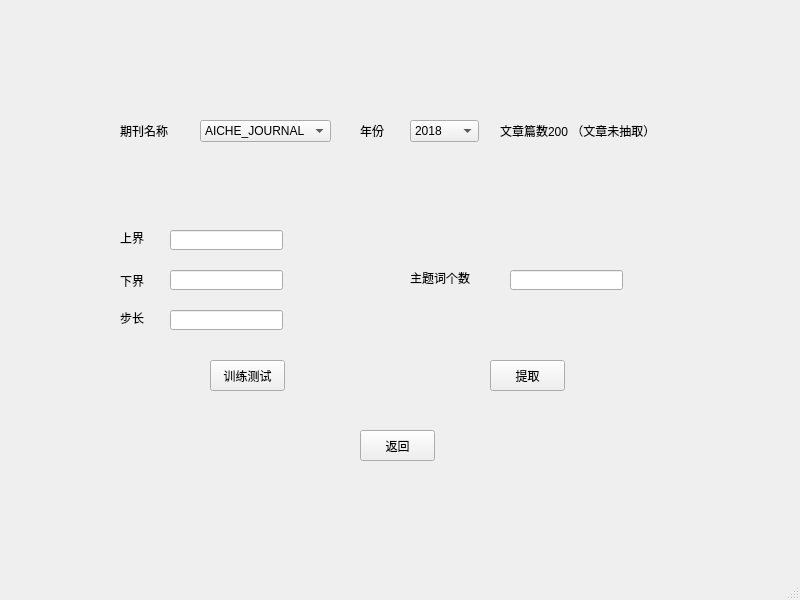
ZUCCBBQ/Ocean, file view/ui_select_lda.ui: the form before one commit.
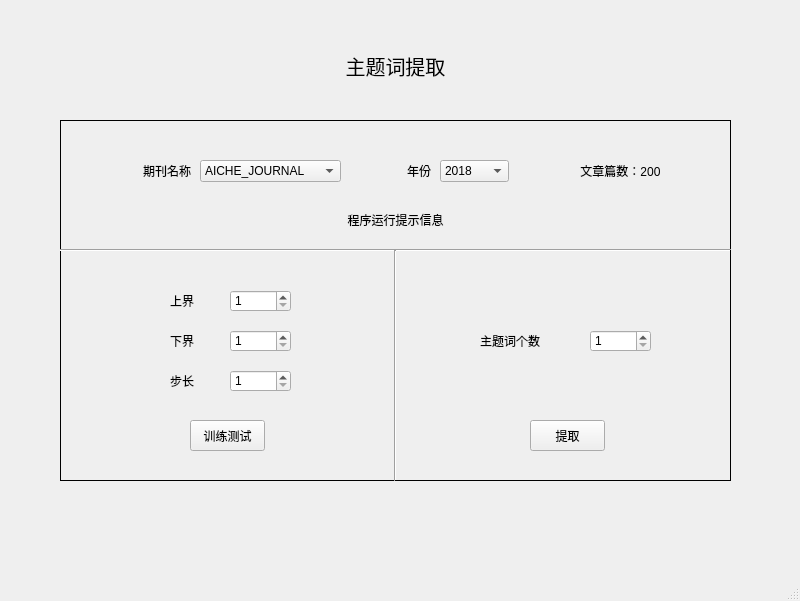
The form after the commit.

```diff
--- a/view/ui_select_lda.ui
+++ b/view/ui_select_lda.ui
@@ -7,7 +7,7 @@
     <x>0</x>
     <y>0</y>
     <width>800</width>
-    <height>600</height>
+    <height>601</height>
    </rect>
   </property>
   <property name="windowTitle">
@@ -18,7 +18,7 @@
     <property name="geometry">
      <rect>
       <x>120</x>
-      <y>120</y>
+      <y>160</y>
       <width>71</width>
       <height>21</height>
      </rect>
@@ -29,13 +29,16 @@
     <property name="text">
      <string>期刊名称</string>
     </property>
+    <property name="alignment">
+     <set>Qt::AlignRight|Qt::AlignTrailing|Qt::AlignVCenter</set>
+    </property>
    </widget>
    <widget class="QComboBox" name="comboBox">
     <property name="geometry">
      <rect>
       <x>200</x>
-      <y>120</y>
-      <width>131</width>
+      <y>160</y>
+      <width>141</width>
       <height>22</height>
      </rect>
     </property>
@@ -51,24 +54,30 @@
    <widget class="QLabel" name="label_2">
     <property name="geometry">
      <rect>
-      <x>360</x>
-      <y>120</y>
-      <width>54</width>
+      <x>390</x>
+      <y>160</y>
+      <width>41</width>
       <height>21</height>
      </rect>
     </property>
+    <property name="layoutDirection">
+     <enum>Qt::LeftToRight</enum>
+    </property>
     <property name="styleSheet">
      <string notr="true">font: 11pt &quot;黑体&quot;;</string>
     </property>
     <property name="text">
      <string>年份</string>
     </property>
+    <property name="alignment">
+     <set>Qt::AlignRight|Qt::AlignTrailing|Qt::AlignVCenter</set>
+    </property>
    </widget>
    <widget class="QComboBox" name="comboBox_2">
     <property name="geometry">
      <rect>
-      <x>410</x>
-      <y>120</y>
+      <x>440</x>
+      <y>160</y>
       <width>69</width>
       <height>22</height>
      </rect>
@@ -85,9 +94,9 @@
    <widget class="QLabel" name="label_3">
     <property name="geometry">
      <rect>
-      <x>500</x>
-      <y>120</y>
-      <width>211</width>
+      <x>550</x>
+      <y>160</y>
+      <width>141</width>
       <height>21</height>
      </rect>
     </property>
@@ -95,16 +104,19 @@
      <string notr="true">font: 11pt &quot;黑体&quot;;</string>
     </property>
     <property name="text">
-     <string>文章篇数200 （文章未抽取）</string>
+     <string>文章篇数：200</string>
+    </property>
+    <property name="alignment">
+     <set>Qt::AlignCenter</set>
     </property>
    </widget>
    <widget class="QLabel" name="label_4">
     <property name="geometry">
      <rect>
-      <x>120</x>
-      <y>230</y>
-      <width>54</width>
-      <height>16</height>
+      <x>170</x>
+      <y>290</y>
+      <width>41</width>
+      <height>21</height>
      </rect>
     </property>
     <property name="styleSheet">
@@ -117,9 +129,9 @@
    <widget class="QLabel" name="label_5">
     <property name="geometry">
      <rect>
-      <x>120</x>
-      <y>270</y>
-      <width>54</width>
+      <x>170</x>
+      <y>330</y>
+      <width>41</width>
       <height>21</height>
      </rect>
     </property>
@@ -133,10 +145,10 @@
    <widget class="QLabel" name="label_6">
     <property name="geometry">
      <rect>
-      <x>120</x>
-      <y>310</y>
-      <width>54</width>
-      <height>16</height>
+      <x>170</x>
+      <y>370</y>
+      <width>41</width>
+      <height>21</height>
      </rect>
     </property>
     <property name="styleSheet">
@@ -146,44 +158,11 @@
      <string>步长</string>
     </property>
    </widget>
-   <widget class="QLineEdit" name="lineEdit">
+   <widget class="QPushButton" name="traintestButton">
     <property name="geometry">
      <rect>
-      <x>170</x>
-      <y>230</y>
-      <width>113</width>
-      <height>20</height>
-     </rect>
-    </property>
-    <property name="styleSheet">
-     <string notr="true">font: 11pt &quot;黑体&quot;;</string>
-    </property>
-   </widget>
-   <widget class="QLineEdit" name="lineEdit_2">
-    <property name="geometry">
-     <rect>
-      <x>170</x>
-      <y>270</y>
-      <width>113</width>
-      <height>20</height>
-     </rect>
-    </property>
-   </widget>
-   <widget class="QLineEdit" name="lineEdit_3">
-    <property name="geometry">
-     <rect>
-      <x>170</x>
-      <y>310</y>
-      <width>113</width>
-      <height>20</height>
-     </rect>
-    </property>
-   </widget>
-   <widget class="QPushButton" name="pushButton">
-    <property name="geometry">
-     <rect>
-      <x>210</x>
-      <y>360</y>
+      <x>190</x>
+      <y>420</y>
       <width>75</width>
       <height>31</height>
      </rect>
@@ -198,10 +177,10 @@
    <widget class="QLabel" name="label_7">
     <property name="geometry">
      <rect>
-      <x>410</x>
-      <y>270</y>
+      <x>480</x>
+      <y>330</y>
       <width>81</width>
-      <height>16</height>
+      <height>21</height>
      </rect>
     </property>
     <property name="styleSheet">
@@ -211,21 +190,11 @@
      <string>主题词个数</string>
     </property>
    </widget>
-   <widget class="QLineEdit" name="lineEdit_4">
+   <widget class="QPushButton" name="selectButton">
     <property name="geometry">
      <rect>
-      <x>510</x>
-      <y>270</y>
-      <width>113</width>
-      <height>20</height>
-     </rect>
-    </property>
-   </widget>
-   <widget class="QPushButton" name="pushButton_2">
-    <property name="geometry">
-     <rect>
-      <x>490</x>
-      <y>360</y>
+      <x>530</x>
+      <y>420</y>
       <width>75</width>
       <height>31</height>
      </rect>
@@ -237,33 +206,185 @@
      <string>提取</string>
     </property>
    </widget>
-   <widget class="QPushButton" name="pushButton_3">
+   <widget class="QLabel" name="uiLabel">
     <property name="geometry">
      <rect>
-      <x>360</x>
-      <y>430</y>
-      <width>75</width>
+      <x>310</x>
+      <y>50</y>
+      <width>171</width>
       <height>31</height>
      </rect>
     </property>
+    <property name="font">
+     <font>
+      <pointsize>15</pointsize>
+     </font>
+    </property>
+    <property name="text">
+     <string>主题词提取</string>
+    </property>
+    <property name="alignment">
+     <set>Qt::AlignCenter</set>
+    </property>
+   </widget>
+   <widget class="QLabel" name="borderLabel">
+    <property name="geometry">
+     <rect>
+      <x>60</x>
+      <y>120</y>
+      <width>671</width>
+      <height>361</height>
+     </rect>
+    </property>
+    <property name="frameShape">
+     <enum>QFrame::Box</enum>
+    </property>
+    <property name="text">
+     <string/>
+    </property>
+   </widget>
+   <widget class="Line" name="hline">
+    <property name="geometry">
+     <rect>
+      <x>60</x>
+      <y>240</y>
+      <width>671</width>
+      <height>21</height>
+     </rect>
+    </property>
+    <property name="font">
+     <font>
+      <pointsize>10</pointsize>
+      <weight>50</weight>
+      <bold>false</bold>
+     </font>
+    </property>
+    <property name="orientation">
+     <enum>Qt::Horizontal</enum>
+    </property>
+   </widget>
+   <widget class="Line" name="vline">
+    <property name="geometry">
+     <rect>
+      <x>385</x>
+      <y>250</y>
+      <width>21</width>
+      <height>231</height>
+     </rect>
+    </property>
+    <property name="orientation">
+     <enum>Qt::Vertical</enum>
+    </property>
+   </widget>
+   <widget class="QLabel" name="promptLabel">
+    <property name="geometry">
+     <rect>
+      <x>150</x>
+      <y>200</y>
+      <width>491</width>
+      <height>41</height>
+     </rect>
+    </property>
+    <property name="sizePolicy">
+     <sizepolicy hsizetype="Expanding" vsizetype="Expanding">
+      <horstretch>0</horstretch>
+      <verstretch>0</verstretch>
+     </sizepolicy>
+    </property>
     <property name="styleSheet">
      <string notr="true">font: 11pt &quot;黑体&quot;;</string>
     </property>
     <property name="text">
-     <string>返回</string>
+     <string>&lt;html&gt;&lt;head/&gt;&lt;body&gt;&lt;p&gt;程序运行提示信息&lt;/p&gt;&lt;/body&gt;&lt;/html&gt;</string>
     </property>
+    <property name="alignment">
+     <set>Qt::AlignCenter</set>
+    </property>
+    <property name="wordWrap">
+     <bool>true</bool>
+    </property>
    </widget>
-   <widget class="QWidget" name="horizontalLayoutWidget">
+   <widget class="QSpinBox" name="upperSpinBox">
     <property name="geometry">
      <rect>
-      <x>90</x>
-      <y>80</y>
-      <width>621</width>
-      <height>401</height>
+      <x>230</x>
+      <y>290</y>
+      <width>61</width>
+      <height>22</height>
      </rect>
     </property>
-    <layout class="QHBoxLayout" name="horizontalLayout"/>
+    <property name="minimum">
+     <number>1</number>
+    </property>
+    <property name="maximum">
+     <number>10000</number>
+    </property>
    </widget>
+   <widget class="QSpinBox" name="lowerSpinBox">
+    <property name="geometry">
+     <rect>
+      <x>230</x>
+      <y>330</y>
+      <width>61</width>
+      <height>22</height>
+     </rect>
+    </property>
+    <property name="minimum">
+     <number>1</number>
+    </property>
+    <property name="maximum">
+     <number>10000</number>
+    </property>
+   </widget>
+   <widget class="QSpinBox" name="stepSpinBox">
+    <property name="geometry">
+     <rect>
+      <x>230</x>
+      <y>370</y>
+      <width>61</width>
+      <height>22</height>
+     </rect>
+    </property>
+    <property name="minimum">
+     <number>1</number>
+    </property>
+    <property name="maximum">
+     <number>1000</number>
+    </property>
+   </widget>
+   <widget class="QSpinBox" name="numldaSpinBox">
+    <property name="geometry">
+     <rect>
+      <x>590</x>
+      <y>330</y>
+      <width>61</width>
+      <height>22</height>
+     </rect>
+    </property>
+    <property name="minimum">
+     <number>1</number>
+    </property>
+   </widget>
+   <zorder>borderLabel</zorder>
+   <zorder>journalLabel</zorder>
+   <zorder>journalComboBox</zorder>
+   <zorder>yearLabel</zorder>
+   <zorder>yearComboBox</zorder>
+   <zorder>numpaperLabel</zorder>
+   <zorder>upperLabel</zorder>
+   <zorder>lowerLabel</zorder>
+   <zorder>stepLabel</zorder>
+   <zorder>traintestButton</zorder>
+   <zorder>numldaLabel</zorder>
+   <zorder>selectButton</zorder>
+   <zorder>uiLabel</zorder>
+   <zorder>hline</zorder>
+   <zorder>vline</zorder>
+   <zorder>promptLabel</zorder>
+   <zorder>upperSpinBox</zorder>
+   <zorder>lowerSpinBox</zorder>
+   <zorder>stepSpinBox</zorder>
+   <zorder>numldaSpinBox</zorder>
   </widget>
   <widget class="QMenuBar" name="menubar">
    <property name="geometry">
```
Left out of the diff: 24 changed lines with no effect on the pictures.
